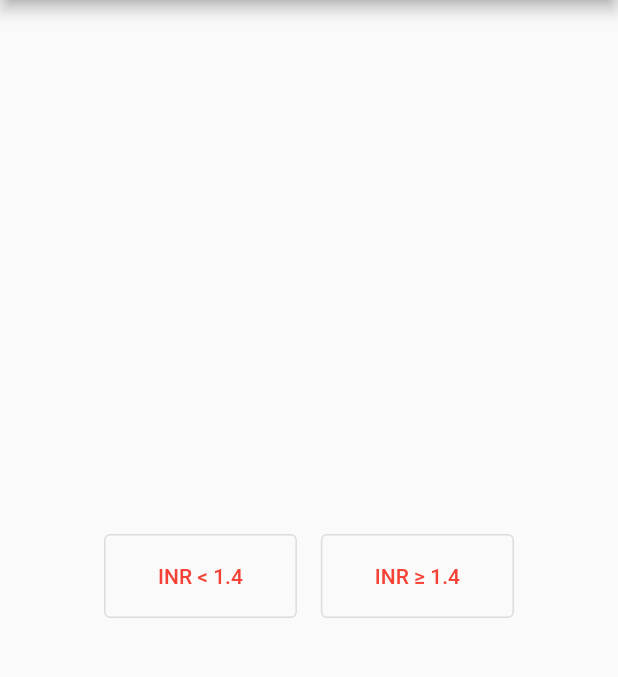
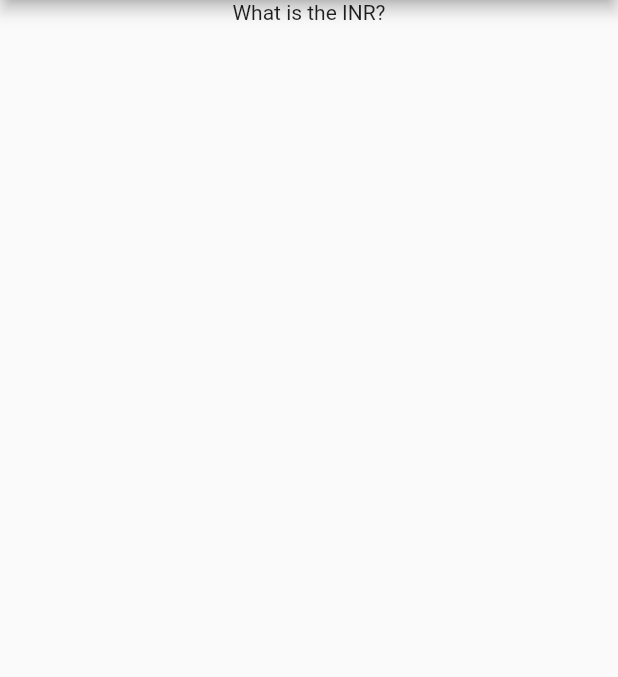
Before and after one commit to cgaaf/Warfarin-Reversal-SPA, a Flutter app: the screen it shows after launch, on a phone screen of 412 x 824 dp, the part 84-761 px from its top. Run offline on Flutter 3.47's test engine with Material 2 defaults, Android fonts, the phone set to English and light mode, and no system bars.

Commit message:
Starting dynamic buttons

```diff
--- a/lib/home.dart
+++ b/lib/home.dart
@@ -1,5 +1,6 @@
 import 'package:flutter/material.dart';
 import 'package:my_app/branch-inr.dart';
+import 'package:my_app/path-widget.dart';
 
 class HomePage extends StatelessWidget {
   const HomePage({Key? key}) : super(key: key);
@@ -17,7 +18,7 @@ class HomePage extends StatelessWidget {
         ),
       ),
       body: const Center(
-        child: BranchINR(),
+        child: PathWidget(),
       ),
     );
   }
--- /dev/null
+++ b/lib/path-controller.dart
@@ -0,0 +1,56 @@
+class Node {
+  final String id;
+  final String prompt;
+  final List<NodeOptions> options;
+
+  Node({required this.id, required this.prompt, required this.options});
+}
+
+class NodeOptions {
+  final String title;
+  final String nextNodeByID;
+
+  NodeOptions({required this.title, required this.nextNodeByID});
+}
+
+class PathController {
+  Node currentNode = nodes.firstWhere((element) => element.id == "1");
+
+  static Set<Node> nodes = {
+    // Top level nodes
+    Node(
+      id: "1",
+      prompt: "What is the INR?",
+      options: [
+        NodeOptions(title: "INR < 1.4", nextNodeByID: "2a"),
+        NodeOptions(title: "INR > 1.4", nextNodeByID: "2b")
+      ],
+    ),
+
+    // Level 1 nodes
+    Node(
+      id: "2a",
+      prompt: "Vitamin K 10 mg IV x1 dose, Recheck INR Q6hrs x 24hrs",
+      options: [
+        NodeOptions(title: "Restart", nextNodeByID: "1"),
+      ],
+    ),
+
+    Node(
+      id: "2b",
+      prompt: "Is there intracranial bleeding?",
+      options: [
+        NodeOptions(title: "Yes", nextNodeByID: "1"),
+        NodeOptions(title: "No", nextNodeByID: "1")
+      ],
+    )
+  };
+
+  Node getNextNodeByID(String id) {
+    return nodes.firstWhere((element) => element.id == id);
+  }
+
+  void goToNode(String id) {
+    currentNode = nodes.firstWhere((element) => element.id == id);
+  }
+}
--- /dev/null
+++ b/lib/path-widget.dart
@@ -0,0 +1,26 @@
+import 'package:flutter/material.dart';
+import 'package:my_app/customButton.dart';
+import 'package:my_app/path-controller.dart';
+
+class PathWidget extends StatefulWidget {
+  const PathWidget({Key? key}) : super(key: key);
+
+  @override
+  State<PathWidget> createState() => _PathWidgetState();
+}
+
+class _PathWidgetState extends State<PathWidget> {
+  PathController controller = PathController();
+
+  @override
+  Widget build(BuildContext context) {
+    return Column(
+      children: [
+        Text(controller.currentNode.prompt),
+        Row(
+          children: [],
+        )
+      ],
+    );
+  }
+}
```
